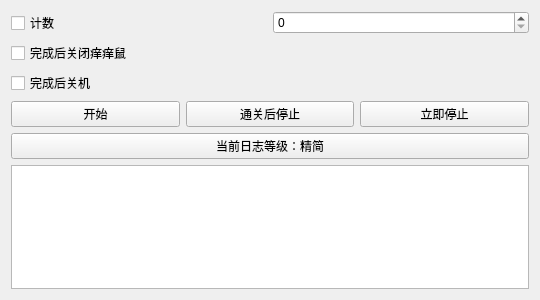
Old version of the form ui_onmyoji_assist.ui in the repository dubyoo/OnmyojiAssist.
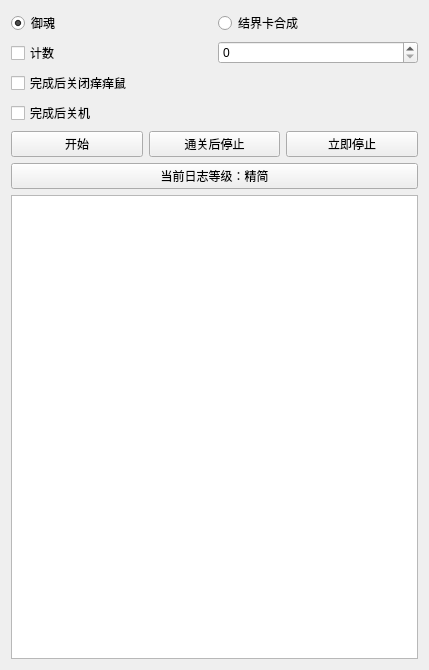
New version of the form.

Commit message: jiejieka hecheng

Patch:
```diff
--- a/ui_onmyoji_assist.ui
+++ b/ui_onmyoji_assist.ui
@@ -6,14 +6,44 @@
    <rect>
     <x>0</x>
     <y>0</y>
-    <width>540</width>
-    <height>300</height>
+    <width>429</width>
+    <height>670</height>
    </rect>
   </property>
   <property name="windowTitle">
    <string>Onmyoji Assist</string>
   </property>
   <layout class="QVBoxLayout" name="verticalLayout">
+   <item>
+    <layout class="QHBoxLayout" name="horizontalLayout_radio_button">
+     <item>
+      <widget class="QRadioButton" name="radioButton_yuhun">
+       <property name="text">
+        <string>御魂</string>
+       </property>
+       <property name="checked">
+        <bool>true</bool>
+       </property>
+       <attribute name="buttonGroup">
+        <string notr="true">radioButtonGroup</string>
+       </attribute>
+      </widget>
+     </item>
+     <item>
+      <widget class="QRadioButton" name="radioButton_jiejieka">
+       <property name="text">
+        <string>结界卡合成</string>
+       </property>
+       <property name="checked">
+        <bool>false</bool>
+       </property>
+       <attribute name="buttonGroup">
+        <string notr="true">radioButtonGroup</string>
+       </attribute>
+      </widget>
+     </item>
+    </layout>
+   </item>
    <item>
     <layout class="QHBoxLayout" name="horizontalLayout_counter">
      <item>
```
Left out of the diff: 3 changed lines with no effect on the pictures. The commit also changes 13 other files.
